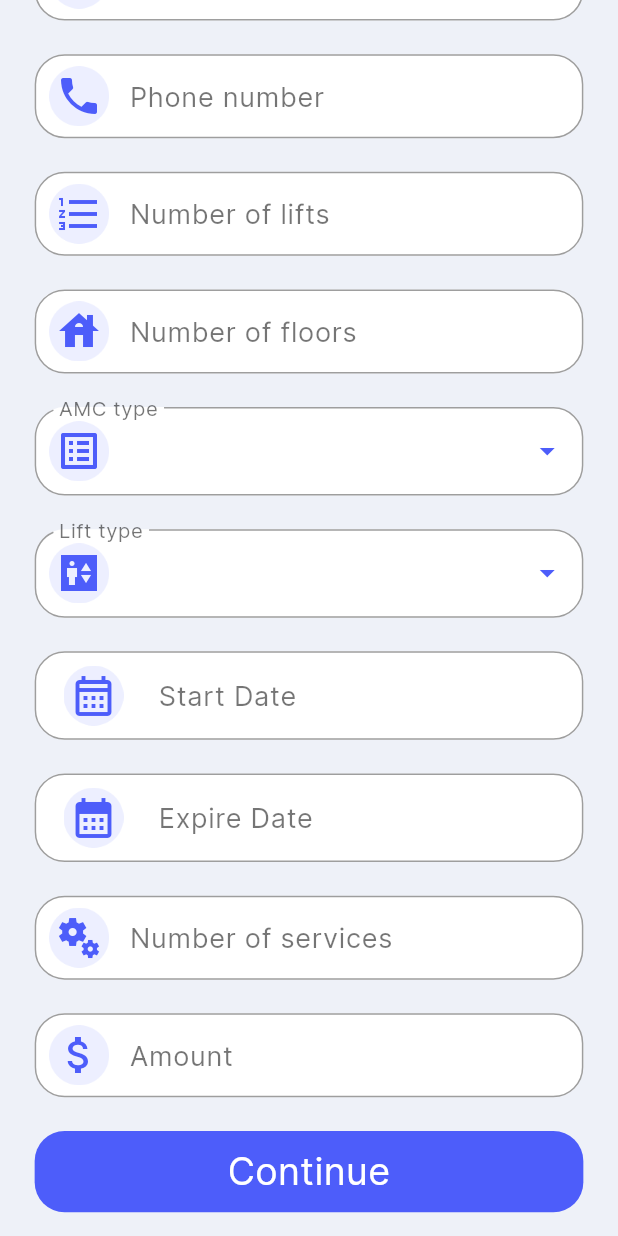
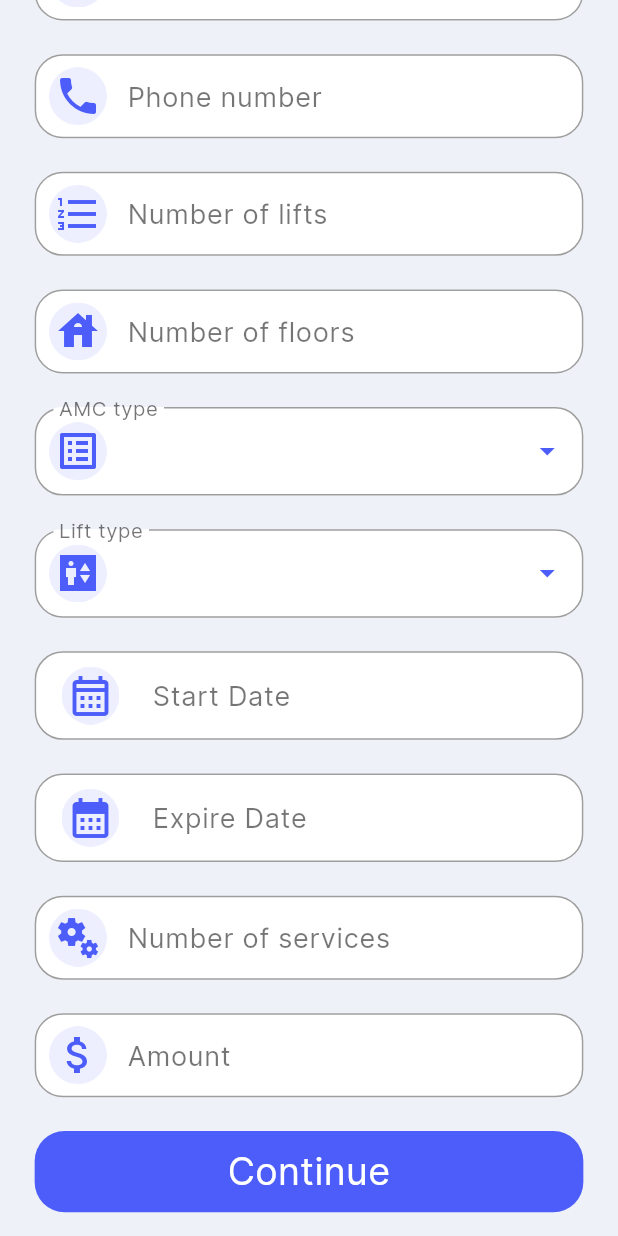
Before and after one commit to iam-niraj/neerp, a Flutter app: the AddLift screen opened directly, scrolled down 470 dp, on a phone screen of 412 x 824 dp. Run offline on Flutter 3.47's test engine with Material 2 defaults, Android fonts, the phone set to English and light mode, and no system bars; our stand-ins replace flutter_screenutil, get, rive.

Commit message:
minor changes #2

```diff
--- a/lib/utils/components/date_text_field.dart
+++ b/lib/utils/components/date_text_field.dart
@@ -11,7 +11,7 @@ class DateTextField extends StatelessWidget {
   final IconData icon;
   final Function() onTap;
 
-  DateTextField(
+  const DateTextField(
       {Key? key,
       required this.title,
       required this.hint,
@@ -37,10 +37,10 @@ class DateTextField extends StatelessWidget {
         decoration: InputDecoration(
           prefixIcon: Container(
             margin: EdgeInsets.symmetric(
-              horizontal: 20.w,
+              horizontal: 20.r.w,
             ),
-            height: 40,
-            width: 40,
+            height: 40.h,
+            width: 40.w,
             child: Stack(
               children: [
                 Positioned.fill(child: Image.asset("assets/images/bg.png")),
@@ -60,18 +60,18 @@ class DateTextField extends StatelessWidget {
           enabledBorder: OutlineInputBorder(
             borderSide: BorderSide(color: Colors.grey),
             borderRadius: BorderRadius.all(
-              Radius.circular(20),
+              Radius.circular(20.r),
             ),
           ),
           focusedBorder: OutlineInputBorder(
             borderSide: BorderSide(color: kPrimaryColor),
             borderRadius: BorderRadius.all(
-              Radius.circular(20),
+              Radius.circular(20.r),
             ),
           ),
           border: OutlineInputBorder(
             borderRadius: BorderRadius.all(
-              Radius.circular(20),
+              Radius.circular(20.r),
             ),
           ),
         ),
--- a/lib/utils/components/drop_down_text_field.dart
+++ b/lib/utils/components/drop_down_text_field.dart
@@ -9,7 +9,7 @@ class DropDownTextField extends StatelessWidget {
   final IconData icon;
   final List<String> values;
 
-  DropDownTextField(
+  const DropDownTextField(
       {required this.labelText, required this.icon, required this.values})
       : super();
 
@@ -34,8 +34,8 @@ class DropDownTextField extends StatelessWidget {
               margin: EdgeInsets.symmetric(
                 horizontal: 10.w,
               ),
-              height: 40,
-              width: 40,
+              height: 40.h,
+              width: 40.w,
               child: Stack(
                 children: [
                   Positioned.fill(child: Image.asset("assets/images/bg.png")),
@@ -55,22 +55,22 @@ class DropDownTextField extends StatelessWidget {
             enabledBorder: OutlineInputBorder(
               borderSide: BorderSide(color: Colors.grey),
               borderRadius: BorderRadius.all(
-                Radius.circular(20),
+                Radius.circular(20.r),
               ),
             ),
             focusedBorder: OutlineInputBorder(
               borderSide: BorderSide(color: kPrimaryColor),
               borderRadius: BorderRadius.all(
-                Radius.circular(20),
+                Radius.circular(20.r),
               ),
             ),
             border: OutlineInputBorder(
               borderRadius: BorderRadius.all(
-                Radius.circular(20),
+                Radius.circular(20.r),
               ),
             ),
           ),
-          borderRadius: BorderRadius.all(Radius.circular(20.0)),
+          borderRadius: BorderRadius.all(Radius.circular(20.r)),
           validator: (val) {
             if (val == null) {
               return 'Please choose one option !!!';
--- a/lib/utils/components/text_field.dart
+++ b/lib/utils/components/text_field.dart
@@ -11,7 +11,7 @@ class MyTextField extends StatelessWidget {
   final keyboardType;
   final controller;
 
-  MyTextField(
+  const MyTextField(
       {required this.labelText,
       required this.icon,
       required this.obscureText,
@@ -33,8 +33,8 @@ class MyTextField extends StatelessWidget {
             margin: EdgeInsets.symmetric(
               horizontal: 10.0.w,
             ),
-            height: 40,
-            width: 40,
+            height: 40.h,
+            width: 40.w,
             child: Stack(
               children: [
                 Positioned.fill(child: Image.asset("assets/images/bg.png")),
@@ -54,18 +54,18 @@ class MyTextField extends StatelessWidget {
           enabledBorder: OutlineInputBorder(
             borderSide: BorderSide(color: Colors.grey),
             borderRadius: BorderRadius.all(
-              Radius.circular(20),
+              Radius.circular(20.r),
             ),
           ),
           focusedBorder: OutlineInputBorder(
             borderSide: BorderSide(color: kPrimaryColor),
             borderRadius: BorderRadius.all(
-              Radius.circular(20),
+              Radius.circular(20.r),
             ),
           ),
           border: OutlineInputBorder(
             borderRadius: BorderRadius.all(
-              Radius.circular(20),
+              Radius.circular(20.r),
             ),
           ),
         ),
--- a/lib/utils/theme/theme.dart
+++ b/lib/utils/theme/theme.dart
@@ -19,24 +19,6 @@ ThemeData theme(ThemeMode mode, ThemeSettings settings) {
       mode == ThemeMode.light ? schemeLight : schemeDark;
 
   return ThemeData(
-    textButtonTheme: TextButtonThemeData(
-      style: TextButton.styleFrom(
-        textStyle: const TextStyle(
-          fontWeight: FontWeight.bold,
-          fontFamily: "Intel",
-        ),
-        foregroundColor: Colors.white, // color of button's letters
-        backgroundColor: kPrimaryColor, // Background color
-        shape: RoundedRectangleBorder(
-          side: const BorderSide(
-            color: Colors.transparent,
-            width: 1,
-            style: BorderStyle.solid,
-          ),
-          borderRadius: BorderRadius.circular(20),
-        ),
-      ),
-    ),
     scaffoldBackgroundColor: const Color(0xFFEEF1F8),
     fontFamily: "Intel",
     colorScheme: colorScheme,
@@ -57,5 +39,23 @@ ThemeData theme(ThemeMode mode, ThemeSettings settings) {
             fillColor: Colors.white,
           )
         : null,
+    textButtonTheme: TextButtonThemeData(
+      style: TextButton.styleFrom(
+        textStyle: const TextStyle(
+          fontWeight: FontWeight.bold,
+          fontFamily: "Intel",
+        ),
+        foregroundColor: Colors.white, // color of button's letters
+        backgroundColor: kPrimaryColor, // Background color
+        shape: RoundedRectangleBorder(
+          side: const BorderSide(
+            color: Colors.transparent,
+            width: 1,
+            style: BorderStyle.solid,
+          ),
+          borderRadius: BorderRadius.circular(20),
+        ),
+      ),
+    ),
   );
 }
```
